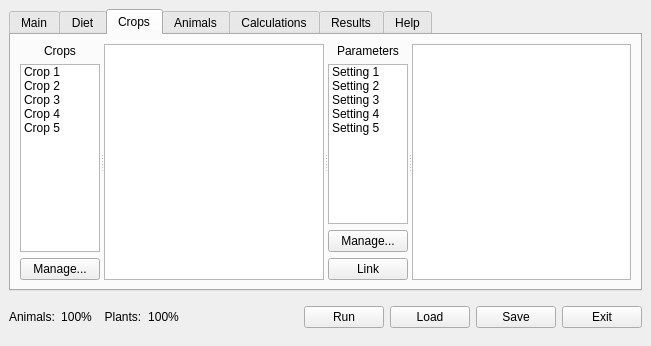
Before: the Qt Designer form src/ui/lamainformbase.ui in arkygeek/landuseanalyst, drawn with Qt 5.
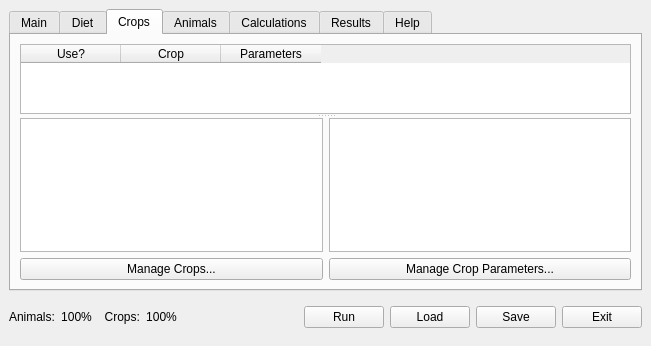
After: the same form once the commit is applied. The open tabs and pages were chosen to show the change. Icons and pictures are not drawn.

Patch:
```diff
--- a/src/ui/lamainformbase.ui
+++ b/src/ui/lamainformbase.ui
@@ -965,189 +965,98 @@
        <property name="spacing" >
         <number>6</number>
        </property>
-       <item row="0" column="0" >
-        <widget class="QSplitter" name="splitter_10" >
+       <item row="0" column="0" colspan="2" >
+        <widget class="QSplitter" name="splitter_4" >
          <property name="orientation" >
-          <enum>Qt::Horizontal</enum>
+          <enum>Qt::Vertical</enum>
          </property>
-         <widget class="QSplitter" name="splitter_4" >
-          <property name="orientation" >
-           <enum>Qt::Horizontal</enum>
+         <widget class="QTableWidget" name="tblCrops" >
+          <property name="alternatingRowColors" >
+           <bool>true</bool>
           </property>
-          <widget class="QWidget" name="layoutWidget" >
-           <layout class="QVBoxLayout" >
-            <property name="margin" >
-             <number>0</number>
-            </property>
-            <property name="spacing" >
-             <number>6</number>
-            </property>
-            <item>
-             <widget class="QLabel" name="label_4" >
-              <property name="text" >
-               <string>Crops</string>
-              </property>
-              <property name="alignment" >
-               <set>Qt::AlignCenter</set>
-              </property>
-             </widget>
-            </item>
-            <item>
-             <widget class="QListWidget" name="listWidgetPlants" >
-              <property name="sizePolicy" >
-               <sizepolicy>
-                <hsizetype>13</hsizetype>
-                <vsizetype>7</vsizetype>
-                <horstretch>0</horstretch>
-                <verstretch>0</verstretch>
-               </sizepolicy>
-              </property>
-              <property name="editTriggers" >
-               <set>QAbstractItemView::CurrentChanged|QAbstractItemView::EditKeyPressed|QAbstractItemView::NoEditTriggers</set>
-              </property>
-              <item>
-               <property name="text" >
-                <string>Crop 1</string>
-               </property>
-              </item>
-              <item>
-               <property name="text" >
-                <string>Crop 2</string>
-               </property>
-              </item>
-              <item>
-               <property name="text" >
-                <string>Crop 3</string>
-               </property>
-              </item>
-              <item>
-               <property name="text" >
-                <string>Crop 4</string>
-               </property>
-              </item>
-              <item>
-               <property name="text" >
-                <string>Crop 5</string>
-               </property>
-              </item>
-             </widget>
-            </item>
-            <item>
-             <widget class="QPushButton" name="pbnNewPlant" >
-              <property name="sizePolicy" >
-               <sizepolicy>
-                <hsizetype>5</hsizetype>
-                <vsizetype>0</vsizetype>
-                <horstretch>0</horstretch>
-                <verstretch>0</verstretch>
-               </sizepolicy>
-              </property>
-              <property name="text" >
-               <string>Manage...</string>
-              </property>
-             </widget>
-            </item>
-           </layout>
-          </widget>
-          <widget class="QTextBrowser" name="textBrowserPlantDefinition" >
-           <property name="sizePolicy" >
-            <sizepolicy>
-             <hsizetype>7</hsizetype>
-             <vsizetype>3</vsizetype>
-             <horstretch>0</horstretch>
-             <verstretch>0</verstretch>
-            </sizepolicy>
+          <property name="selectionMode" >
+           <enum>QAbstractItemView::SingleSelection</enum>
+          </property>
+          <property name="selectionBehavior" >
+           <enum>QAbstractItemView::SelectRows</enum>
+          </property>
+          <property name="showGrid" >
+           <bool>false</bool>
+          </property>
+          <column>
+           <property name="text" >
+            <string>Use?</string>
            </property>
-          </widget>
+          </column>
+          <column>
+           <property name="text" >
+            <string>Crop</string>
+           </property>
+          </column>
+          <column>
+           <property name="text" >
+            <string>Parameters</string>
+           </property>
+          </column>
          </widget>
-         <widget class="QSplitter" name="splitter_7" >
-          <property name="orientation" >
-           <enum>Qt::Horizontal</enum>
-          </property>
-          <widget class="QWidget" name="layoutWidget" >
-           <layout class="QVBoxLayout" >
-            <property name="margin" >
-             <number>0</number>
-            </property>
-            <property name="spacing" >
-             <number>6</number>
-            </property>
-            <item>
-             <widget class="QLabel" name="label" >
-              <property name="text" >
-               <string>Parameters</string>
-              </property>
-              <property name="alignment" >
-               <set>Qt::AlignCenter</set>
-              </property>
-             </widget>
-            </item>
-            <item>
-             <widget class="QListWidget" name="listWidgetPlantParameters" >
-              <property name="sizePolicy" >
-               <sizepolicy>
-                <hsizetype>13</hsizetype>
-                <vsizetype>7</vsizetype>
-                <horstretch>0</horstretch>
-                <verstretch>0</verstretch>
-               </sizepolicy>
-              </property>
-              <item>
-               <property name="text" >
-                <string>Setting 1</string>
-               </property>
-              </item>
-              <item>
-               <property name="text" >
-                <string>Setting 2</string>
-               </property>
-              </item>
-              <item>
-               <property name="text" >
-                <string>Setting 3</string>
-               </property>
-              </item>
-              <item>
-               <property name="text" >
-                <string>Setting 4</string>
-               </property>
-              </item>
-              <item>
-               <property name="text" >
-                <string>Setting 5</string>
-               </property>
-              </item>
-             </widget>
-            </item>
-            <item>
-             <widget class="QPushButton" name="pbnNewPlantParameter" >
-              <property name="text" >
-               <string>Manage...</string>
-              </property>
-             </widget>
-            </item>
-            <item>
-             <widget class="QPushButton" name="pbnLinkPlant" >
-              <property name="text" >
-               <string>Link</string>
-              </property>
-             </widget>
-            </item>
-           </layout>
-          </widget>
-          <widget class="QTextBrowser" name="textBrowserPlantParameterDefinition" >
-           <property name="sizePolicy" >
-            <sizepolicy>
-             <hsizetype>7</hsizetype>
-             <vsizetype>3</vsizetype>
-             <horstretch>0</horstretch>
-             <verstretch>0</verstretch>
-            </sizepolicy>
+         <widget class="QWidget" name="" >
+          <layout class="QHBoxLayout" >
+           <property name="margin" >
+            <number>0</number>
            </property>
-          </widget>
+           <property name="spacing" >
+            <number>6</number>
+           </property>
+           <item>
+            <widget class="QTextBrowser" name="textBrowserCropDefinition" >
+             <property name="sizePolicy" >
+              <sizepolicy>
+               <hsizetype>7</hsizetype>
+               <vsizetype>3</vsizetype>
+               <horstretch>0</horstretch>
+               <verstretch>0</verstretch>
+              </sizepolicy>
+             </property>
+            </widget>
+           </item>
+           <item>
+            <widget class="QTextBrowser" name="textBrowserCropParameterDefinition" >
+             <property name="sizePolicy" >
+              <sizepolicy>
+               <hsizetype>7</hsizetype>
+               <vsizetype>3</vsizetype>
+               <horstretch>0</horstretch>
+               <verstretch>0</verstretch>
+              </sizepolicy>
+             </property>
+            </widget>
+           </item>
+          </layout>
          </widget>
         </widget>
        </item>
+       <item row="1" column="1" >
+        <widget class="QPushButton" name="pbnNewCropParameter" >
+         <property name="text" >
+          <string>Manage Crop Parameters...</string>
+         </property>
+        </widget>
+       </item>
+       <item row="1" column="0" >
+        <widget class="QPushButton" name="pbnNewCrop" >
+         <property name="sizePolicy" >
+          <sizepolicy>
+           <hsizetype>5</hsizetype>
+           <vsizetype>0</vsizetype>
+           <horstretch>0</horstretch>
+           <verstretch>0</verstretch>
+          </sizepolicy>
+         </property>
+         <property name="text" >
+          <string>Manage Crops...</string>
+         </property>
+        </widget>
+       </item>
       </layout>
      </widget>
      <widget class="QWidget" name="animals_tab" >
@@ -1195,7 +1104,7 @@
            </property>
           </column>
          </widget>
-         <widget class="QWidget" name="" >
+         <widget class="QWidget" name="layoutWidget" >
           <layout class="QHBoxLayout" >
            <property name="margin" >
             <number>0</number>
@@ -1692,12 +1601,12 @@
      <item>
       <widget class="QLabel" name="label_3" >
        <property name="text" >
-        <string>  Plants:</string>
+        <string>  Crops:</string>
        </property>
       </widget>
      </item>
      <item>
-      <widget class="QLabel" name="labelPlantCheck" >
+      <widget class="QLabel" name="labelCropCheck" >
        <property name="toolTip" >
         <string>&lt;html>&lt;head>&lt;meta name="qrichtext" content="1" />&lt;style type="text/css">
 p, li { white-space: pre-wrap; }
```
Left out of the diff: 68 changed lines with no effect on the pictures.
